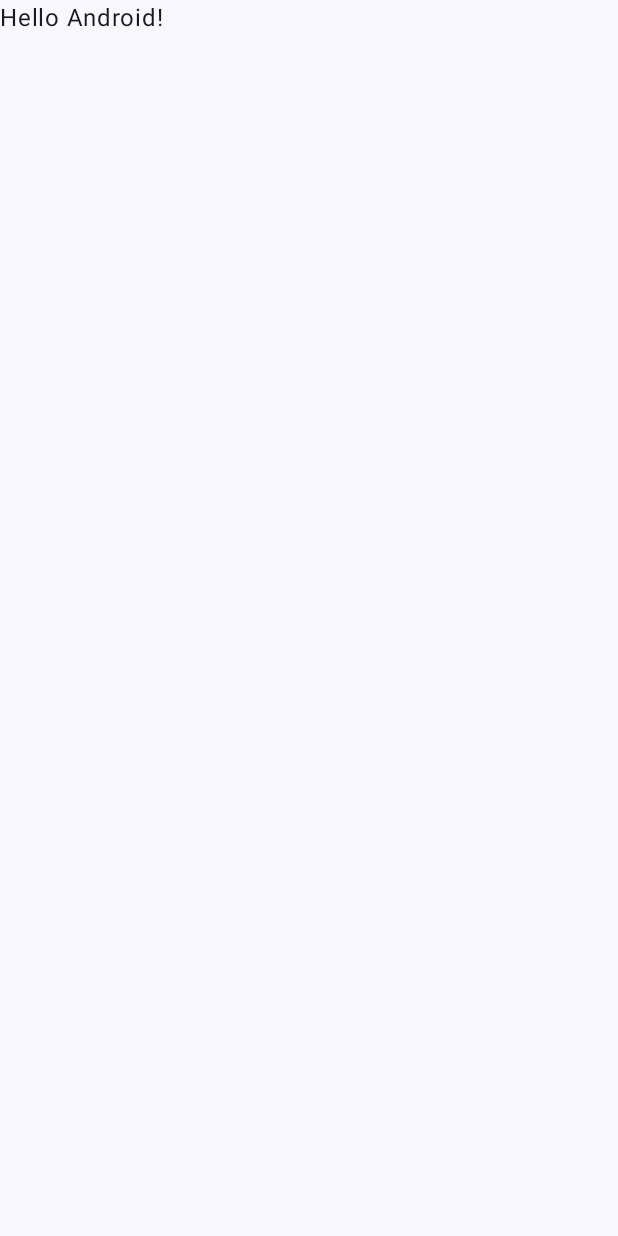
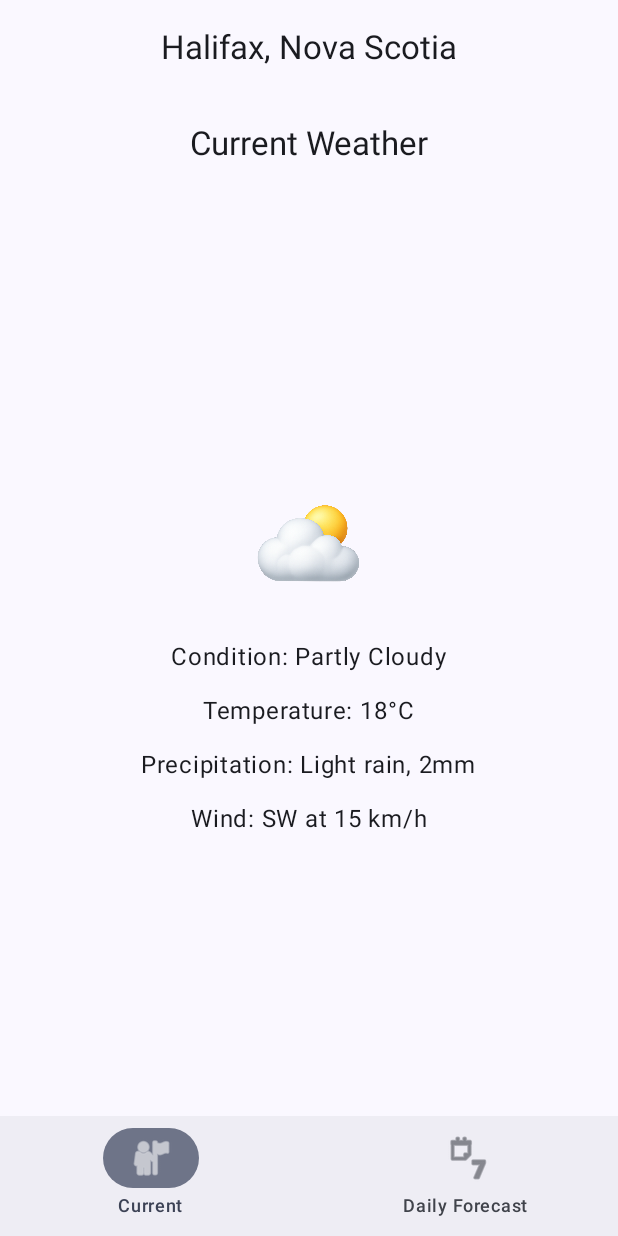
Before and after one commit to Mathew4202/WeatherApp, an Android app built with Jetpack Compose: the screen it shows after launch (MainActivity), on a phone screen of 412 x 824 dp. Before the commit the screen is almost empty. Run offline under Robolectric (Android 15) with nearby library versions, the phone set to English and light mode, and no system bars.

Commit message:
Assignment 1 done

```diff
--- a/app/build.gradle.kts
+++ b/app/build.gradle.kts
@@ -49,6 +49,8 @@ dependencies {
     implementation(libs.androidx.compose.ui.graphics)
     implementation(libs.androidx.compose.ui.tooling.preview)
     implementation(libs.androidx.compose.material3)
+    implementation(libs.androidx.navigation.compose)
+    implementation(libs.androidx.navigation.common.ktx)
     testImplementation(libs.junit)
     androidTestImplementation(libs.androidx.junit)
     androidTestImplementation(libs.androidx.espresso.core)
--- a/app/src/main/java/com/example/weatherapp/MainActivity.kt
+++ b/app/src/main/java/com/example/weatherapp/MainActivity.kt
@@ -3,45 +3,84 @@ package com.example.weatherapp
 import android.os.Bundle
 import androidx.activity.ComponentActivity
 import androidx.activity.compose.setContent
-import androidx.activity.enableEdgeToEdge
-import androidx.compose.foundation.layout.fillMaxSize
 import androidx.compose.foundation.layout.padding
-import androidx.compose.material3.Scaffold
-import androidx.compose.material3.Text
+import androidx.compose.material3.*
 import androidx.compose.runtime.Composable
-import androidx.compose.ui.Modifier
-import androidx.compose.ui.tooling.preview.Preview
+import androidx.compose.runtime.getValue
+import androidx.compose.ui.res.painterResource
+import androidx.navigation.NavDestination
+import androidx.navigation.NavGraph.Companion.findStartDestination
+import androidx.navigation.compose.NavHost
+import androidx.navigation.compose.composable
+import androidx.navigation.compose.currentBackStackEntryAsState
+import androidx.navigation.compose.rememberNavController
+import com.example.weatherapp.ui.screens.CurrentWeatherScreen
+import com.example.weatherapp.ui.screens.DailyForecastScreen
 import com.example.weatherapp.ui.theme.WeatherAppTheme
+import androidx.activity.viewModels
 
 class MainActivity : ComponentActivity() {
+
+    // create the ViewModel scoped to this Activity
+    private val mainViewModel: MainViewModel by viewModels()
+
     override fun onCreate(savedInstanceState: Bundle?) {
         super.onCreate(savedInstanceState)
-        enableEdgeToEdge()
         setContent {
             WeatherAppTheme {
-                Scaffold(modifier = Modifier.fillMaxSize()) { innerPadding ->
-                    Greeting(
-                        name = "Android",
-                        modifier = Modifier.padding(innerPadding)
-                    )
-                }
+                // pass the VM into your UI
+                DisplayUI(mainViewModel)
             }
         }
     }
 }
 
+@OptIn(ExperimentalMaterial3Api::class)
 @Composable
-fun Greeting(name: String, modifier: Modifier = Modifier) {
-    Text(
-        text = "Hello $name!",
-        modifier = modifier
-    )
-}
+fun DisplayUI(vm: MainViewModel) {   // <-- accept vm
+    val navController = rememberNavController()
 
-@Preview(showBackground = true)
-@Composable
-fun GreetingPreview() {
-    WeatherAppTheme {
-        Greeting("Android")
+    val navBackStackEntry by navController.currentBackStackEntryAsState()
+    val currentRoute = navBackStackEntry?.destination?.route ?: "home"
+
+    Scaffold(
+        topBar = { CenterAlignedTopAppBar(title = { Text("Halifax, Nova Scotia") }) },
+        bottomBar = {
+            NavigationBar {
+                NavigationBarItem(
+                    selected = currentRoute == "home",
+                    onClick = {
+                        navController.navigate("home") {
+                            popUpTo(navController.graph.findStartDestination().id) { saveState = true }
+                            launchSingleTop = true
+                            restoreState = true
+                        }
+                    },
+                    icon = { Icon(painterResource(id = android.R.drawable.ic_menu_myplaces), null) },
+                    label = { Text("Current") }
+                )
+                NavigationBarItem(
+                    selected = currentRoute == "forecast",
+                    onClick = {
+                        navController.navigate("forecast") {
+                            popUpTo(navController.graph.findStartDestination().id) { saveState = true }
+                            launchSingleTop = true
+                            restoreState = true
+                        }
+                    },
+                    icon = { Icon(painterResource(id = android.R.drawable.ic_menu_week), null) },
+                    label = { Text("Daily Forecast") }
+                )
+            }
+        }
+    ) { innerPadding ->
+        NavHost(
+            navController = navController,
+            startDestination = "home",
+            modifier = androidx.compose.ui.Modifier.padding(innerPadding)
+        ) {
+            composable("home")     { CurrentWeatherScreen(vm) }   // <-- pass vm
+            composable("forecast") { DailyForecastScreen(vm) }    // <-- pass vm
+        }
     }
 }
--- /dev/null
+++ b/app/src/main/java/com/example/weatherapp/MainViewModel.kt
@@ -0,0 +1,75 @@
+package com.example.weatherapp
+
+import androidx.lifecycle.ViewModel
+import com.example.weatherapp.models.*
+
+class MainViewModel : ViewModel() {
+
+    // Weather data stored in the ViewModel
+    val weather: Weather
+
+    init {
+        // Populate with placeholder data
+        weather = Weather(
+            current = Current(
+                image = R.drawable.partlysunny,
+                condition = "Partly Cloudy",
+                temperature = 18,
+                precipitation = "Light rain, 2mm",
+                wind = "SW at 15 km/h"
+            ),
+            forecast = listOf(
+                Forecast(
+                    image = R.drawable.sunny,
+                    date = "Today",
+                    condition = "Sunny",
+                    high = 20,
+                    low = 14,
+                    precipitation = "0mm, 0%",
+                    wind = "SW 10 km/h",
+                    humidity = 45
+                ),
+                Forecast(
+                    image = R.drawable.rainy,
+                    date = "Tue",
+                    condition = "Rainy",
+                    high = 18,
+                    low = 12,
+                    precipitation = "4mm, 60%",
+                    wind = "E 20 km/h",
+                    humidity = 70
+                ),
+                Forecast(
+                    image = R.drawable.clowdy,
+                    date = "Wed",
+                    condition = "Cloudy",
+                    high = 16,
+                    low = 11,
+                    precipitation = "1mm, 20%",
+                    wind = "N 15 km/h",
+                    humidity = 55
+                ),
+                Forecast(
+                    image = R.drawable.partlysnowy,
+                    date = "Thu",
+                    condition = "Partly Snowy",
+                    high = 6,
+                    low = 4,
+                    precipitation = "1mm, 40%",
+                    wind = "N 55 km/h",
+                    humidity = 18
+                ),
+                Forecast(
+                    image = R.drawable.snowy,
+                    date = "Fri",
+                    condition = "Snowy",
+                    high = 3,
+                    low = -5,
+                    precipitation = "10mm, 60%",
+                    wind = "N 80 km/h",
+                    humidity = 5
+                )
+            )
+        )
+    }
+}
--- /dev/null
+++ b/app/src/main/java/com/example/weatherapp/models/Weather.kt
@@ -0,0 +1,28 @@
+package com.example.weatherapp.models
+
+// Main wrapper model: current weather + forecast list
+data class Weather(
+    val current: Current,
+    val forecast: List<Forecast>
+)
+
+// Model for the current weather screen
+data class Current(
+    val image: Int,
+    val condition: String,
+    val temperature: Int,
+    val precipitation: String,
+    val wind: String
+)
+
+// Model for the forecast screen
+data class Forecast(
+    val image: Int,
+    val date: String,
+    val condition: String,
+    val high: Int,
+    val low: Int,
+    val precipitation: String,
+    val wind: String,
+    val humidity: Int
+)
--- /dev/null
+++ b/app/src/main/java/com/example/weatherapp/services/WeatherService.kt
@@ -0,0 +1 @@
+package com.example.weatherapp.services
--- /dev/null
+++ b/app/src/main/java/com/example/weatherapp/ui/screens/CurrentWeather.kt
@@ -0,0 +1,46 @@
+package com.example.weatherapp.ui.screens
+
+import androidx.compose.foundation.Image
+import androidx.compose.foundation.layout.*
+import androidx.compose.material3.*
+import androidx.compose.runtime.Composable
+import androidx.compose.ui.Alignment
+import androidx.compose.ui.Modifier
+import androidx.compose.ui.res.painterResource
+import androidx.compose.ui.unit.dp
+import com.example.weatherapp.MainViewModel
+import com.example.weatherapp.R
+
+@OptIn(ExperimentalMaterial3Api::class)
+@Composable
+fun CurrentWeatherScreen(vm: MainViewModel) {
+    val current = vm.weather.current
+
+    Scaffold(
+        topBar = {
+            CenterAlignedTopAppBar(
+                title = { Text("Current Weather") }
+            )
+        }
+    ) { padding ->
+        Column(
+            modifier = Modifier
+                .fillMaxSize()
+                .padding(padding)
+                .padding(24.dp),
+            horizontalAlignment = Alignment.CenterHorizontally,
+            verticalArrangement = Arrangement.spacedBy(12.dp, Alignment.CenterVertically)
+        ) {
+            Image(
+                painter = painterResource(id = current.image),
+                contentDescription = current.condition,
+                modifier = Modifier.size(100.dp)
+            )
+
+            Text("Condition: ${current.condition}")
+            Text("Temperature: ${current.temperature}°C")
+            Text("Precipitation: ${current.precipitation}")
+            Text("Wind: ${current.wind}")
+        }
+    }
+}
--- /dev/null
+++ b/app/src/main/java/com/example/weatherapp/ui/screens/DailyForecast.kt
@@ -0,0 +1,55 @@
+package com.example.weatherapp.ui.screens
+
+import androidx.compose.foundation.Image
+import androidx.compose.foundation.layout.*
+import androidx.compose.foundation.lazy.LazyColumn
+import androidx.compose.foundation.lazy.items
+import androidx.compose.material3.ElevatedCard
+import androidx.compose.material3.MaterialTheme
+import androidx.compose.material3.Text
+import androidx.compose.runtime.Composable
+import androidx.compose.ui.Modifier
+import androidx.compose.ui.res.painterResource
+import androidx.compose.ui.unit.dp
+import com.example.weatherapp.MainViewModel
+import com.example.weatherapp.models.Forecast
+
+@Composable
+fun DailyForecastScreen(vm: MainViewModel) {
+    val forecastList = vm.weather.forecast
+
+    LazyColumn(
+        modifier = Modifier
+            .fillMaxSize()
+            .padding(16.dp),
+        verticalArrangement = Arrangement.spacedBy(12.dp)
+    ) {
+        items(forecastList) { item: Forecast ->
+            ForecastRow(item)
+        }
+    }
+}
+
+@Composable
+fun ForecastRow(item: Forecast) {
+    ElevatedCard(modifier = Modifier.fillMaxWidth()) {
+        Row(
+            modifier = Modifier.padding(16.dp),
+            horizontalArrangement = Arrangement.SpaceBetween
+        ) {
+            Column(Modifier.weight(1f)) {
+                Text(text = item.date, style = MaterialTheme.typography.titleMedium)
+                Text(text = "Condition: ${item.condition}")
+                Text(text = "High: ${item.high}°C, Low: ${item.low}°C")
+                Text(text = "Precipitation: ${item.precipitation}")
+                Text(text = "Wind: ${item.wind}")
+                Text(text = "Humidity: ${item.humidity}%")
+            }
+            Image(
+                painter = painterResource(id = item.image),
+                contentDescription = item.condition,
+                modifier = Modifier.size(48.dp)
+            )
+        }
+    }
+}
--- a/gradle/libs.versions.toml
+++ b/gradle/libs.versions.toml
@@ -8,6 +8,8 @@ espressoCore = "3.5.1"
 lifecycleRuntimeKtx = "2.6.1"
 activityCompose = "1.8.0"
 composeBom = "2024.09.00"
+navigationCompose = "2.9.5"
+navigationCommonKtx = "2.9.5"
 
 [libraries]
 androidx-core-ktx = { group = "androidx.core", name = "core-ktx", version.ref = "coreKtx" }
@@ -24,6 +26,8 @@ androidx-compose-ui-tooling-preview = { group = "androidx.compose.ui", name = "u
 androidx-compose-ui-test-manifest = { group = "androidx.compose.ui", name = "ui-test-manifest" }
 androidx-compose-ui-test-junit4 = { group = "androidx.compose.ui", name = "ui-test-junit4" }
 androidx-compose-material3 = { group = "androidx.compose.material3", name = "material3" }
+androidx-navigation-compose = { group = "androidx.navigation", name = "navigation-compose", version.ref = "navigationCompose" }
+androidx-navigation-common-ktx = { group = "androidx.navigation", name = "navigation-common-ktx", version.ref = "navigationCommonKtx" }
 
 [plugins]
 android-application = { id = "com.android.application", version.ref = "agp" }
```
Also changed, not shown: app/src/main/res/drawable/partlysnowy.png (added), app/src/main/res/drawable/partlysunny.png (added), app/src/main/res/drawable/rainy.png (added), app/src/main/res/drawable/sunny.png (added), 2 other files.
